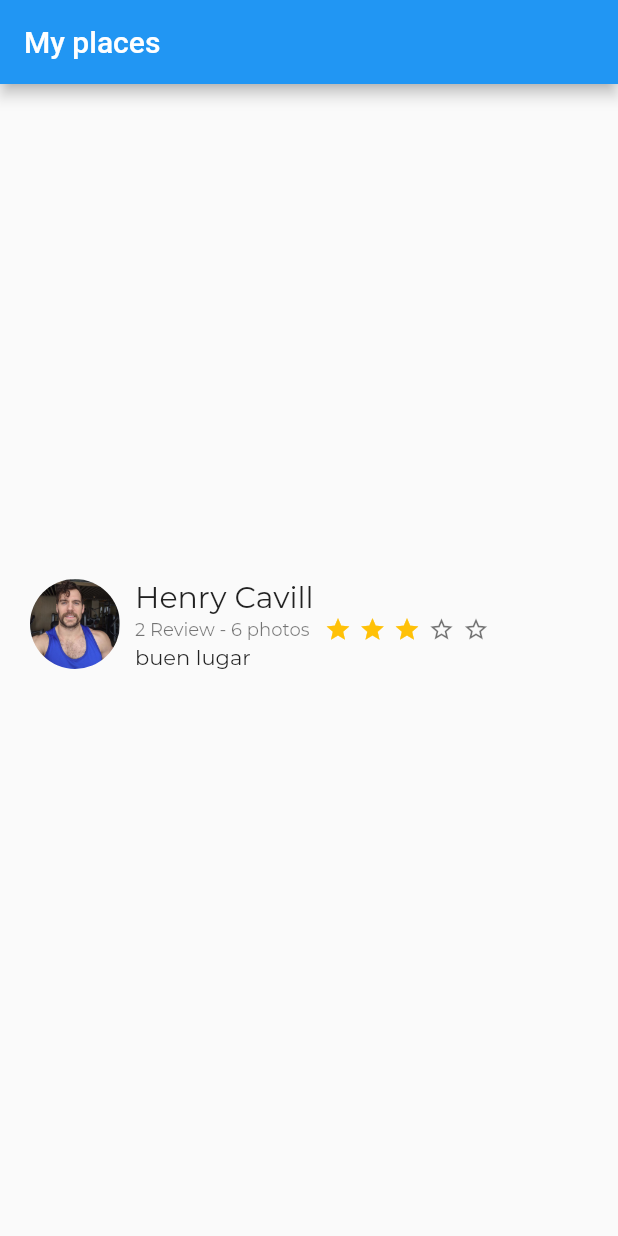
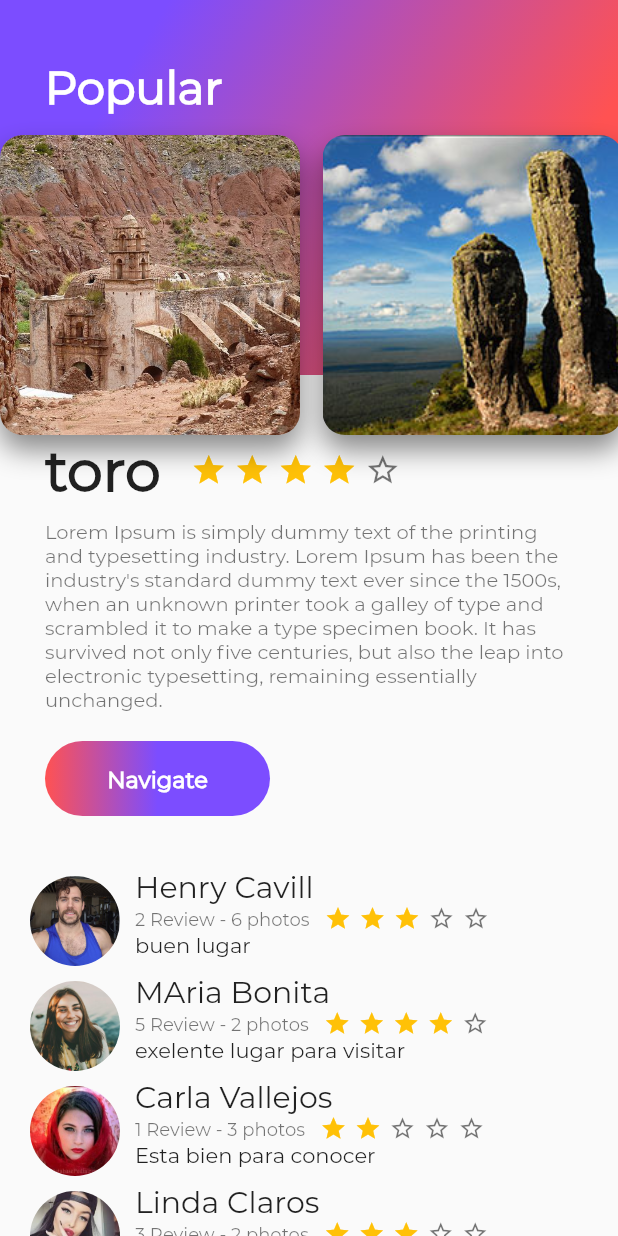
Before and after one commit to fuzenkazura/proyecto-programacion_3, a Flutter app: the screen it shows after launch, on a phone screen of 412 x 824 dp. Run offline on Flutter 3.47's test engine with Material 2 defaults, Android fonts, the phone set to English and light mode, and no system bars.

Commit message:
practica 3 progra

```diff
--- /dev/null
+++ b/proyecto_app/lib/card_image.dart
@@ -0,0 +1,41 @@
+import 'package:flutter/material.dart';
+
+class CardImage extends StatelessWidget{
+  String path;
+
+  CardImage(this.path);
+
+  @override
+  Widget build(BuildContext context) {
+    final cardImage = Padding(
+      padding: EdgeInsets.only(
+        top: 90,
+            bottom: 30,
+          right: 15
+      ),
+      child: Container(
+        width: 200,
+        decoration: BoxDecoration(
+            image: DecorationImage(
+                image: AssetImage(
+                  path,
+                ),
+                fit: BoxFit.cover
+            ),
+            shape: BoxShape.rectangle,
+            borderRadius: BorderRadius.circular(15),
+            boxShadow: <BoxShadow> [
+              BoxShadow(
+                  color: Colors.black45,
+                  blurRadius: 15,
+                  offset: Offset(0, 10)
+              )
+            ]
+        ),
+      ),
+    );
+
+    return cardImage;
+  }
+
+}
--- /dev/null
+++ b/proyecto_app/lib/card_image_list.dart
@@ -0,0 +1,28 @@
+import 'package:flutter/material.dart';
+
+import 'card_image.dart';
+
+class CardImageList extends StatelessWidget{
+  @override
+  Widget build(BuildContext context) {
+
+    final cardImageList = Container(
+      height: 320,
+      child: ListView(
+        scrollDirection: Axis.horizontal,
+        children: <Widget>[
+          CardImage("assets/images/lugar1.jpg"),
+          CardImage("assets/images/lugar2.jpg"),
+          CardImage("assets/images/lugar3.jpg"),
+          CardImage("assets/images/lugar4.jpg"),
+          CardImage("assets/images/lugar5.jpg"),
+          CardImage("assets/images/lugar6.jpg")
+
+        ],
+      ),
+    );
+
+    return cardImageList;
+  }
+
+}
--- a/proyecto_app/lib/description_place.dart
+++ b/proyecto_app/lib/description_place.dart
@@ -1,4 +1,5 @@
 import 'package:flutter/material.dart';
+import 'package:proyecto_app/rounded_button.dart';
 
 class DescriptionPlace extends StatelessWidget {
   String textoTitulo;
@@ -71,9 +72,11 @@ class DescriptionPlace extends StatelessWidget {
       ),
     );
     final descriptionPlace = Column(
+      crossAxisAlignment: CrossAxisAlignment.start,
       children: <Widget>[
       filaTitulo,
-        descripcion
+        descripcion,
+        RoundedButton("Navigate")
       ],
     );
 
--- /dev/null
+++ b/proyecto_app/lib/gradient_back.dart
@@ -0,0 +1,25 @@
+import 'package:flutter/material.dart';
+
+class GradientBack extends StatelessWidget{
+  @override
+  Widget build(BuildContext context) {
+    final gradiente = Container(
+      height: 250,
+      decoration: BoxDecoration(
+        gradient: LinearGradient(
+          colors:  [
+            Colors.redAccent,
+            Colors.deepPurpleAccent
+          ],
+          begin: FractionalOffset(1.0, 1.0),
+          end: FractionalOffset(0.0, 0.0),
+          stops: [0.2, 0.8],
+          tileMode: TileMode.clamp
+        )
+      ),
+    );
+
+    return gradiente;
+  }
+
+}
--- a/proyecto_app/lib/home.dart
+++ b/proyecto_app/lib/home.dart
@@ -1,7 +1,11 @@
 import 'package:flutter/material.dart';
+import 'package:proyecto_app/card_image.dart';
+import 'package:proyecto_app/homeappbar.dart';
 import 'package:proyecto_app/review.dart';
+import 'package:proyecto_app/review_list.dart';
 
 import 'description_place.dart';
+import 'gradient_back.dart';
 
 
 class MyHome extends StatelessWidget{
@@ -10,32 +14,35 @@ class MyHome extends StatelessWidget{
 
     final descriptionPlace = Container(
       margin: EdgeInsets.only(
-       top: 230,
+       top: 290,
         left: 30,
         right: 30
       ),
-      child: DescriptionPlace("uyuni", 4, "Lorem Ipsum is simply dummy text of the printing and typesetting industry. Lorem Ipsum has been the industry's standard dummy text ever since the 1500s, when an unknown printer took a galley of type and scrambled it to make a type specimen book. It has survived not only five centuries, but also the leap into electronic typesetting, remaining essentially unchanged. It was popularised in the 1960s with the release of Letraset sheets containing Lorem Ipsum passages, and more recently with desktop publishing software like Aldus PageMaker including versions of Lorem Ipsum."),
+      child: DescriptionPlace("toro", 4, "Lorem Ipsum is simply dummy text of the printing and typesetting industry. Lorem Ipsum has been the industry's standard dummy text ever since the 1500s, when an unknown printer took a galley of type and scrambled it to make a type specimen book. It has survived not only five centuries, but also the leap into electronic typesetting, remaining essentially unchanged."),
     );
 
-    final review = Container(
+    final reviewList = Container(
       margin: EdgeInsets.only(
-          top: 330,
+          top: 30,
           left: 20,
           right: 20
       ),
-      height: 60,
-      child: Review("assets/images/persona11.jpg", "Henry Cavill", "2 Review - 6 photos", 3, "buen lugar")
+
+      child: ReviewList()
+    );
+
+    final listView = ListView(
+      children: <Widget>[
+        descriptionPlace,
+        reviewList
+      ],
     );
 
     return Scaffold(
-        appBar: AppBar(
-          title: Text(
-              'My places'
-          ),
-        ),
         body: Stack(
           children: <Widget>[
-          review
+            listView,
+            HomeAppBar("Popular")
           ],
         )
     );
--- /dev/null
+++ b/proyecto_app/lib/homeappbar.dart
@@ -0,0 +1,39 @@
+import 'package:flutter/material.dart';
+import 'package:proyecto_app/card_image_list.dart';
+import 'package:proyecto_app/gradient_back.dart';
+
+class HomeAppBar extends StatelessWidget{
+  String textoTitulo;
+
+  HomeAppBar(this.textoTitulo);
+
+  @override
+  Widget build(BuildContext context) {
+    final titulo = Container(
+      margin: EdgeInsets.only(
+      top: 40,
+        left: 30
+      ),
+      child: Text(
+          textoTitulo,
+        style: TextStyle(
+          fontFamily: "Montserrat",
+              fontWeight: FontWeight.bold,
+              fontSize: 30,
+          color: Colors.white
+        ),
+      ),
+    );
+
+    final appBar = Stack(
+      children: <Widget>[
+        GradientBack(),
+        titulo,
+        CardImageList()
+      ],
+    );
+
+    return appBar;
+  }
+
+}
--- a/proyecto_app/lib/review.dart
+++ b/proyecto_app/lib/review.dart
@@ -14,6 +14,7 @@ class Review extends StatelessWidget{
 
     final foto = Container(
       margin: EdgeInsets.only(
+        top: 10,
         right: 10
       ),
       width: 60,
--- /dev/null
+++ b/proyecto_app/lib/review_list.dart
@@ -0,0 +1,24 @@
+import 'package:flutter/material.dart';
+import 'package:proyecto_app/review.dart';
+
+class ReviewList extends StatelessWidget {
+  @override
+  Widget build(BuildContext context) {
+
+    final reviewList = Column(
+
+      children: <Widget>[
+        Review("assets/images/persona11.jpg", "Henry Cavill", "2 Review - 6 photos", 3, "buen lugar"),
+        Review("assets/images/persona22.jpg", "MAria Bonita", "5 Review - 2 photos", 4, "exelente lugar para visitar"),
+        Review("assets/images/persona33.jpg", "Carla Vallejos", "1 Review - 3 photos", 2, "Esta bien para conocer"),
+        Review("assets/images/persona44.jpg", "Linda Claros", "3 Review - 2 photos", 3, "Desearia conocer"),
+        Review("assets/images/persona55.jpg", "Walter Cosio ", "2 Review - 1 photos", 5, "Recomendado para visitar")
+
+
+      ],
+    );
+
+    return reviewList;
+  }
+
+}
--- /dev/null
+++ b/proyecto_app/lib/rounded_button.dart
@@ -0,0 +1,55 @@
+import 'package:flutter/material.dart';
+
+class RoundedButton extends StatelessWidget{
+  String textoBoton;
+
+  RoundedButton(this.textoBoton);
+
+  @override
+  Widget build(BuildContext context) {
+
+    final roundedButton = InkWell(
+      child: Container(
+        alignment: Alignment.center,
+        height: 50,
+        width: 150,
+        margin: EdgeInsets.only(
+          top: 20
+        ),
+        decoration: BoxDecoration(
+          borderRadius: BorderRadius.circular(30),
+          gradient: LinearGradient(
+            colors: [
+              Colors.redAccent,
+              Colors.deepPurpleAccent
+            ],
+            begin: FractionalOffset(0.0, 0.5),
+            end: FractionalOffset(1.0, 0.5),
+            stops: [0.0, 0.5],
+              tileMode: TileMode.clamp
+          )
+        ),
+        child: Text(
+
+            textoBoton,
+          style: TextStyle(
+            fontFamily: "Montserrat",
+            fontWeight: FontWeight.bold,
+            fontSize: 15,
+            color: Colors.white
+          ),
+        ),
+      ),
+      onTap: (){
+        Scaffold.of(context).showSnackBar(
+          SnackBar(
+          content: Text("Navegando"),
+          )
+        );
+      },
+    );
+
+    return roundedButton;
+  }
+
+}
```
Also changed, not shown: proyecto_app/pubspec.yaml (+10 -0 lines), proyecto_app/assets/images/lugar1.jpg (added), proyecto_app/assets/images/lugar2.jpg (added), proyecto_app/assets/images/lugar3.jpg (added), proyecto_app/assets/images/lugar4.jpg (added), proyecto_app/assets/images/lugar5.jpg (added), proyecto_app/assets/images/lugar6.jpg (added), proyecto_app/assets/images/persona22.jpg (added), proyecto_app/assets/images/persona33.jpg (added), proyecto_app/assets/images/persona44.jpg (added), proyecto_app/assets/images/persona55.jpg (added).
